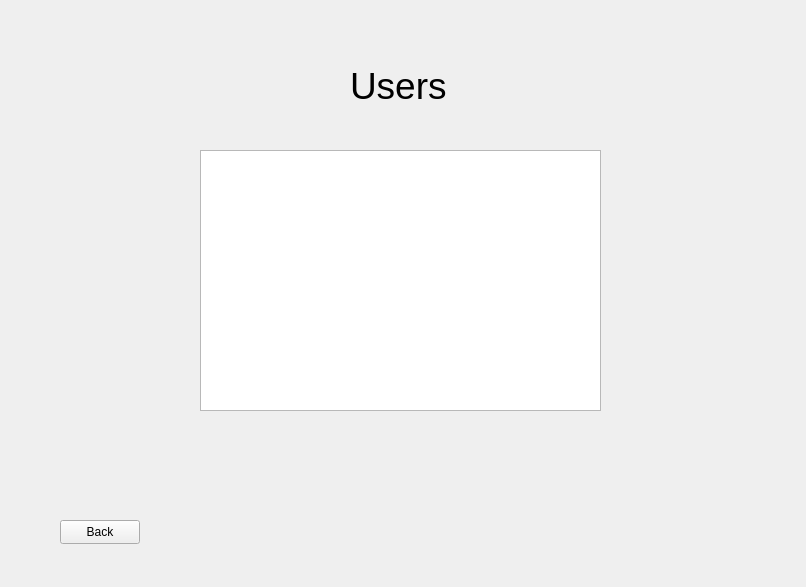
The window that Library-Management-System/viewusers.ui (danisensei/Library-Management-System) describes before a commit, drawn with Qt 5.
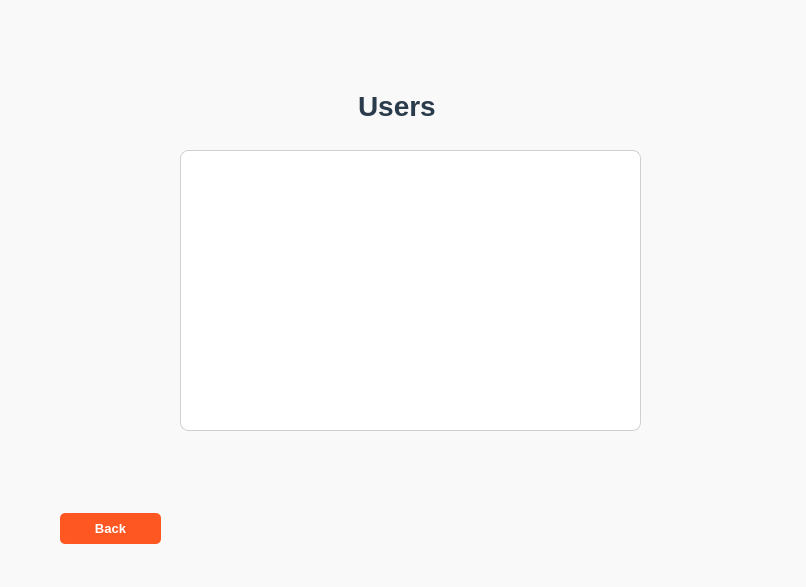
The same window after the commit.

Commit message: UI addition and changes for Users section

```diff
--- a/Library-Management-System/viewusers.ui
+++ b/Library-Management-System/viewusers.ui
@@ -13,18 +13,114 @@
   <property name="windowTitle">
    <string>Form</string>
   </property>
+  <property name="styleSheet">
+   <string notr="true">
+  QWidget {
+     background-color: #f9f9f9;
+  }
+
+  QLabel {
+     color: #2a3b4c;
+     font-size: 28px;
+     font-weight: bold;
+     margin-bottom: 20px;
+     text-align: center;
+  }
+
+  QTableView#usertable {
+     background-color: #ffffff;
+     border: 1px solid #d0d0d0;
+     border-radius: 8px;
+     margin-bottom: 20px;
+     alternate-background-color: #f9f9f9;
+     gridline-color: #ccc;
+  }
+
+  QTableView#usertable QHeaderView::section {
+     background-color: #4CAF50;
+     color: black;
+     font-weight: bold;
+     padding: 8px;
+     border: none;
+  }
+
+  QTableView#usertable::item {
+     color: #333;
+     font-size: 14px;
+     padding: 6px 10px;
+     border: 1px solid #ddd;
+  }
+
+  QTableView#usertable::item:selected {
+     background-color: #d0d0d0;
+  }
+
+  QTableView::horizontalHeader {
+     border: 1px solid #ccc;
+  }
+
+  QTableView::verticalHeader {
+     border: 1px solid #ccc;
+  }
+
+  QPushButton {
+     background-color: #009688;
+     color: white;
+     border-radius: 8px;
+     padding: 8px 16px;
+     font-size: 14px;
+     font-weight: 600;
+     border: none;
+  }
+
+  QPushButton:hover {
+     background-color: #00796b;
+  }
+
+  QPushButton:pressed {
+     background-color: #004d40;
+  }
+
+  QPushButton#backbutton {
+     background-color: #ff5722;
+     width: 80px;
+     height: 30px;
+     font-size: 13px;
+  }
+
+  QPushButton#backbutton:hover {
+     background-color: #e64a19;
+  }
+
+  QWidget#viewusers {
+     padding: 40px;
+  }
+
+  QWidget#viewusers QPushButton {
+     margin-top: 20px;
+     font-weight: bold;
+     border-radius: 5px;
+  }
+
+  QWidget#viewusers QPushButton#backbutton {
+     font-size: 13px;
+  }
+
+</string>
+  </property>
   <widget class="QLabel" name="label">
    <property name="geometry">
     <rect>
      <x>350</x>
-     <y>60</y>
+     <y>90</y>
      <width>111</width>
      <height>51</height>
     </rect>
    </property>
    <property name="font">
     <font>
-     <pointsize>28</pointsize>
+     <pointsize>-1</pointsize>
+     <bold>true</bold>
     </font>
    </property>
    <property name="text">
@@ -34,20 +130,23 @@
   <widget class="QTableView" name="usertable">
    <property name="geometry">
     <rect>
-     <x>200</x>
+     <x>180</x>
      <y>150</y>
-     <width>401</width>
-     <height>261</height>
+     <width>461</width>
+     <height>301</height>
     </rect>
    </property>
+   <attribute name="horizontalHeaderStretchLastSection">
+    <bool>true</bool>
+   </attribute>
   </widget>
   <widget class="QPushButton" name="backbutton">
    <property name="geometry">
     <rect>
      <x>60</x>
-     <y>520</y>
-     <width>80</width>
-     <height>24</height>
+     <y>493</y>
+     <width>101</width>
+     <height>51</height>
     </rect>
    </property>
    <property name="text">
```
The commit also changes 7 other files.
